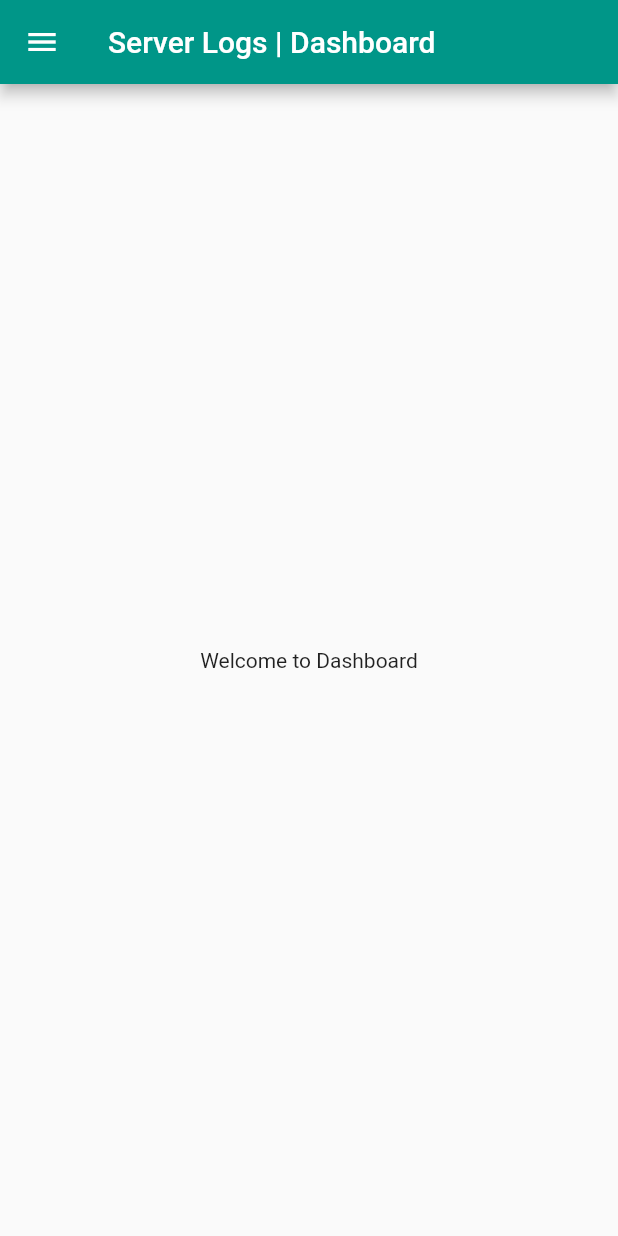
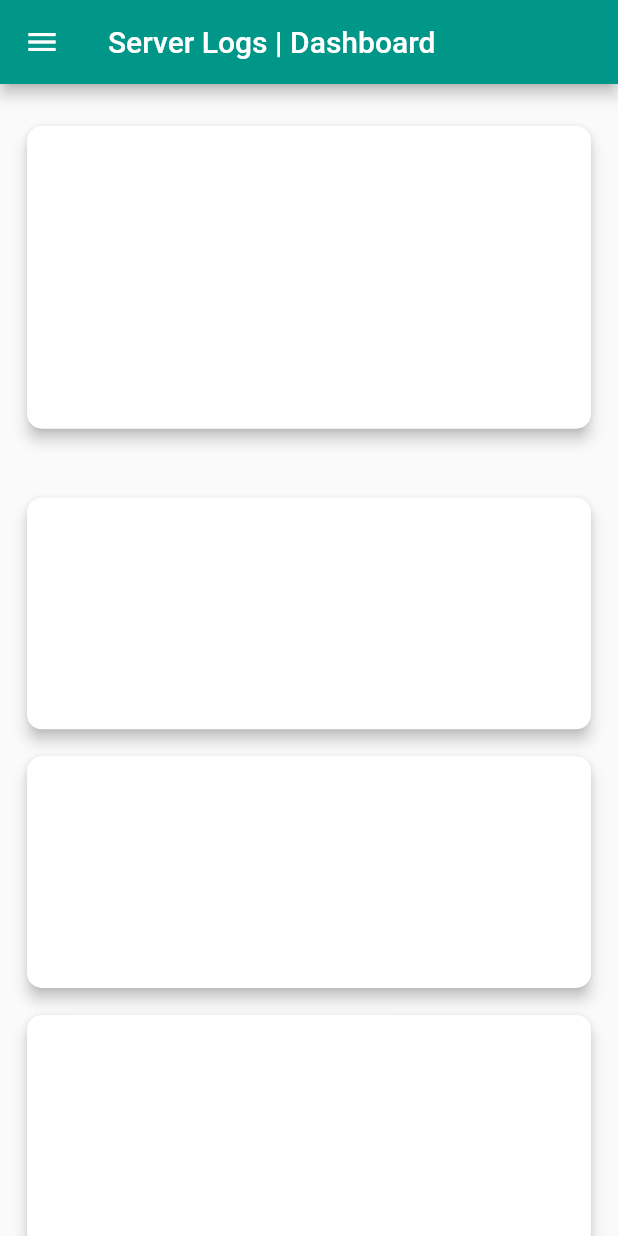
Before and after one commit to harry-hov/sih2020, a Flutter app: the screen it shows after launch, on a phone screen of 412 x 824 dp. Run offline on Flutter 3.47's test engine with Material 2 defaults, Android fonts, the light colour scheme and no system bars.

Commit message:
main.dart: add blank grid view
Signed-off-by: Hariom Verma <hariom18599@gmail.com>

```diff
--- a/lib/main.dart
+++ b/lib/main.dart
@@ -29,6 +29,18 @@ class MyHomePage extends StatefulWidget {
 class _MyHomePageState extends State<MyHomePage> {
   @override
   Widget build(BuildContext context) {
+    int count;
+    double grid1, grid2;
+    if (MediaQuery.of(context).orientation == Orientation.landscape) {
+      count = 2;
+      grid1 = 2.9;
+      grid2 = 1.8;
+    }
+    else {
+      count = 1;
+      grid1 = 1.8;
+      grid2 = 2.3;
+    }
     return Scaffold(
       appBar: AppBar(
         title: Text(widget.title),
@@ -51,12 +63,66 @@ class _MyHomePageState extends State<MyHomePage> {
           ],
         ),
       ),
-      body: Center(
+      body: SingleChildScrollView(
         child: Column(
-          mainAxisAlignment: MainAxisAlignment.center,
           children: <Widget>[
-            Text(
-              'Welcome to Dashboard',
+            Container(
+              height: 10,
+            ),
+            Container(
+              child: GridView.count(
+                primary: false,
+                crossAxisCount: 1,
+                padding: const EdgeInsets.all(10.0),
+                childAspectRatio: grid1,
+                mainAxisSpacing: 2.0,
+                crossAxisSpacing: 2.0,
+                children: <Widget>[
+                  Container(
+                    child: Card(
+                      elevation:4,
+                      margin: EdgeInsets.fromLTRB(8.0, 8.0, 8.0, 8.0),
+                      shape: RoundedRectangleBorder(
+                        borderRadius: BorderRadius.circular(10.0),
+                      ),
+                      color: Colors.white,
+                    ),
+                  ),
+                ],
+                shrinkWrap: true,
+              )
+            ),
+            Container(
+              height: 10,
+            ),
+            Container(
+              child: ListView(
+                scrollDirection: Axis.vertical,
+                shrinkWrap: true,
+                children: <Widget>[
+                  GridView.count(
+                    primary: false,
+                    crossAxisCount: count,
+                    padding: const EdgeInsets.all(10.0),
+                    childAspectRatio: grid2,
+                    mainAxisSpacing: 2.0,
+                    crossAxisSpacing: 5.0,
+                    children: List.generate(20, (index) {
+                      return Container(
+                        child: Card(
+                          elevation: 4,
+                          margin: EdgeInsets.fromLTRB(8.0, 8.0, 8.0, 8.0),
+                          shape: RoundedRectangleBorder(
+                            borderRadius: BorderRadius.circular(10.0),
+                          ),
+                          color: Colors.white,
+                        ),
+                      );
+                    }),
+                    shrinkWrap: true,
+                  )
+                ],
+              ),
             ),
           ],
         ),
```
